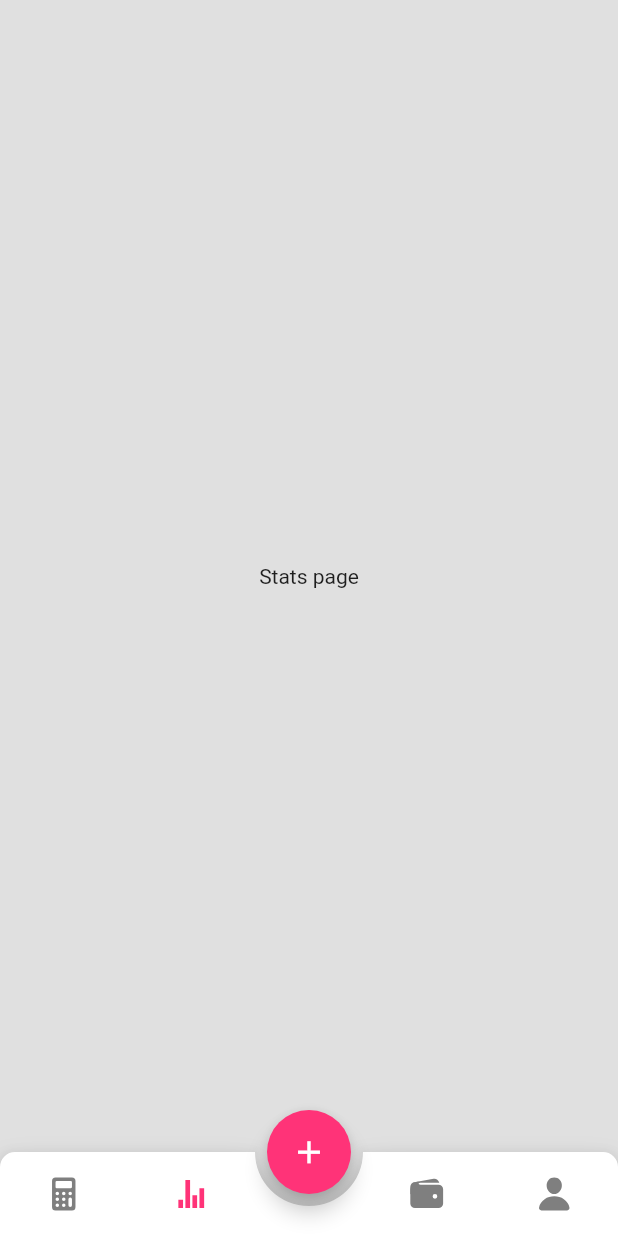
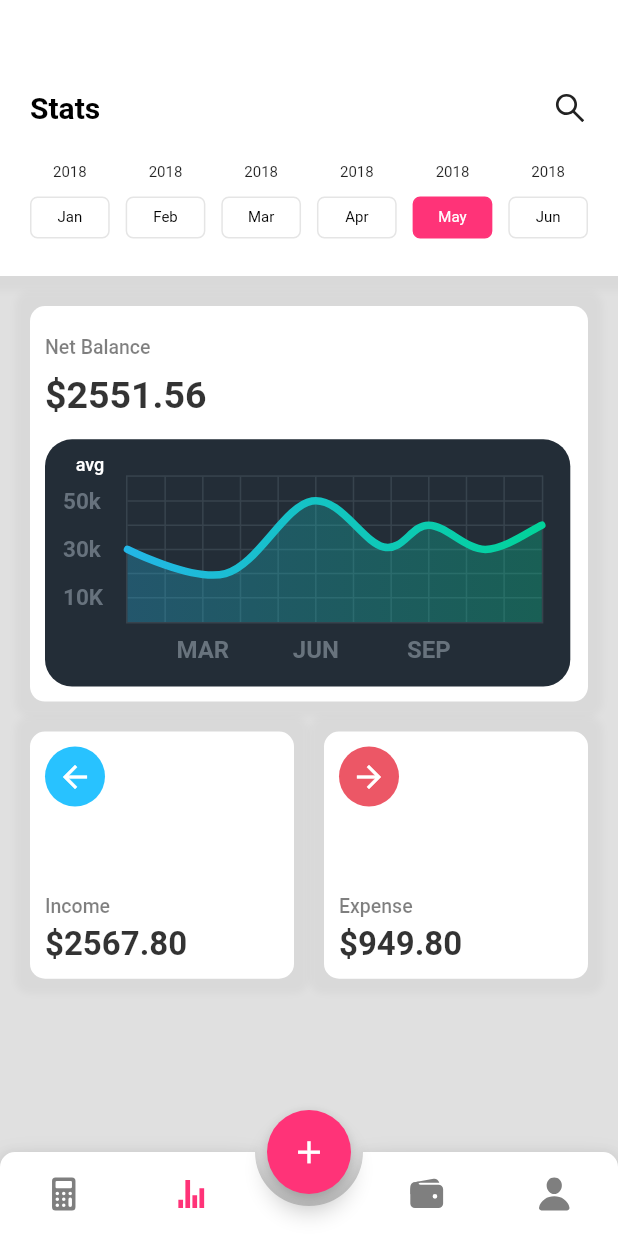
Before and after one commit to mustafasmnc/Expense_Tracker_UI, a Flutter app: the screen it shows after launch, item 2 of the bottom bar chosen, on a phone screen of 412 x 824 dp. Run offline on Flutter 3.47's test engine with Material 2 defaults, Android fonts, the phone set to English and light mode, and no system bars; drawn by our look-alikes of animated_bottom_navigation_bar, fl_chart; our stand-ins replace flutter_icons.

Commit message:
Stats Screen

```diff
--- a/lib/pages/root_app.dart
+++ b/lib/pages/root_app.dart
@@ -1,5 +1,6 @@
 import 'package:animated_bottom_navigation_bar/animated_bottom_navigation_bar.dart';
 import 'package:expense_tracker1/pages/daily_page.dart';
+import 'package:expense_tracker1/pages/stats_page.dart';
 import 'package:expense_tracker1/theme/colors.dart';
 import 'package:flutter/material.dart';
 import 'package:flutter_icons/flutter_icons.dart';
@@ -36,9 +37,7 @@ class _RootAppState extends State<RootApp> {
       index: pageIndex,
       children: [
         DailyPage(),
-        Center(
-          child: Text('Stats page'),
-        ),
+        StatsPage(),
         Center(
           child: Text('Budget page'),
         ),
--- /dev/null
+++ b/lib/pages/stats_page.dart
@@ -0,0 +1,245 @@
+import 'package:expense_tracker1/json/day_month.dart';
+import 'package:expense_tracker1/theme/colors.dart';
+import 'package:expense_tracker1/widgets/chart.dart';
+import 'package:fl_chart/fl_chart.dart';
+import 'package:flutter/material.dart';
+import 'package:flutter/src/foundation/key.dart';
+import 'package:flutter/src/widgets/framework.dart';
+import 'package:flutter_icons/flutter_icons.dart';
+
+class StatsPage extends StatefulWidget {
+  const StatsPage({Key? key}) : super(key: key);
+
+  @override
+  State<StatsPage> createState() => _StatsPageState();
+}
+
+class _StatsPageState extends State<StatsPage> {
+  int activeMonth = 4;
+  @override
+  Widget build(BuildContext context) {
+    return Scaffold(
+      body: getBody(),
+    );
+  }
+
+  Widget getBody() {
+    var size = MediaQuery.of(context).size;
+    List expense = [
+      {
+        "icon": Icons.arrow_back,
+        "color": blue,
+        "label": "Income",
+        "cost": "\$2567.80"
+      },
+      {
+        "icon": Icons.arrow_forward,
+        "color": red,
+        "label": "Expense",
+        "cost": "\$949.80"
+      }
+    ];
+    return SingleChildScrollView(
+      child: Column(
+        children: [
+          Container(
+            decoration: BoxDecoration(color: white, boxShadow: [
+              BoxShadow(
+                color: grey.withOpacity(0.1),
+                spreadRadius: 10,
+                blurRadius: 3,
+              )
+            ]),
+            child: Padding(
+              padding:
+                  EdgeInsets.only(top: 60, left: 20, right: 20, bottom: 25),
+              child: Column(
+                children: [
+                  Row(
+                    mainAxisAlignment: MainAxisAlignment.spaceBetween,
+                    children: [
+                      Text(
+                        'Stats',
+                        style: TextStyle(
+                            fontSize: 20,
+                            fontWeight: FontWeight.bold,
+                            color: black),
+                      ),
+                      Icon(AntDesign.search1)
+                    ],
+                  ),
+                  SizedBox(height: 25),
+                  Row(
+                      mainAxisAlignment: MainAxisAlignment.spaceBetween,
+                      children: List.generate(months.length, (index) {
+                        return GestureDetector(
+                          onTap: () {
+                            setState(() {
+                              activeMonth = index;
+                            });
+                          },
+                          child: Container(
+                            width: (size.width - 40) / 7,
+                            child: Column(
+                              children: [
+                                Text(months[index]['label'],
+                                    style: TextStyle(fontSize: 10)),
+                                SizedBox(height: 10),
+                                Container(
+                                  // width: 30,
+                                  // height: 30,
+                                  decoration: BoxDecoration(
+                                    color: activeMonth == index
+                                        ? primary
+                                        : Colors.transparent,
+                                    borderRadius: BorderRadius.circular(5),
+                                    border: Border.all(
+                                        color: activeMonth == index
+                                            ? primary
+                                            : black.withOpacity(0.1)),
+                                  ),
+                                  child: Center(
+                                      child: Padding(
+                                    padding: const EdgeInsets.symmetric(
+                                        horizontal: 12, vertical: 7),
+                                    child: Text(months[index]['day'],
+                                        style: TextStyle(
+                                            fontSize: 10,
+                                            color: activeMonth == index
+                                                ? white
+                                                : black)),
+                                  )),
+                                )
+                              ],
+                            ),
+                          ),
+                        );
+                      }))
+                ],
+              ),
+            ),
+          ),
+          SizedBox(height: 20),
+          Padding(
+            padding: EdgeInsets.symmetric(horizontal: 20),
+            child: Container(
+              width: double.infinity,
+              height: size.height * 0.32,
+              decoration: BoxDecoration(
+                  color: white,
+                  borderRadius: BorderRadius.circular(10),
+                  boxShadow: [
+                    BoxShadow(
+                      color: grey.withOpacity(0.1),
+                      spreadRadius: 10,
+                      blurRadius: 3,
+                    )
+                  ]),
+              child: Padding(
+                padding: const EdgeInsets.all(10),
+                child: Stack(
+                  children: [
+                    Padding(
+                      padding: const EdgeInsets.only(top: 10),
+                      child: Column(
+                        crossAxisAlignment: CrossAxisAlignment.start,
+                        children: [
+                          Text(
+                            'Net Balance',
+                            style: TextStyle(
+                                fontWeight: FontWeight.w500,
+                                fontSize: 13,
+                                color: black.withOpacity(0.5)),
+                          ),
+                          SizedBox(height: 10),
+                          Text(
+                            '\$2551.56',
+                            style: TextStyle(
+                                fontWeight: FontWeight.bold,
+                                fontSize: 25,
+                                color: black.withOpacity(0.8)),
+                          ),
+                        ],
+                      ),
+                    ),
+                    Positioned(
+                      bottom: 0,
+                      child: Container(
+                        width: size.width - 20,
+                        height: size.height * 0.2,
+                        child: LineChartSample2(),
+                      ),
+                    )
+                  ],
+                ),
+              ),
+            ),
+          ),
+          SizedBox(height: 20),
+          Wrap(
+            spacing: 20,
+            children: List.generate(expense.length, (index) {
+              return Container(
+                width: (size.width - 60) / 2,
+                height: size.height * 0.2,
+                decoration: BoxDecoration(
+                    color: white,
+                    borderRadius: BorderRadius.circular(10),
+                    boxShadow: [
+                      BoxShadow(
+                        color: grey.withOpacity(0.1),
+                        spreadRadius: 10,
+                        blurRadius: 3,
+                      )
+                    ]),
+                child: Padding(
+                  padding: EdgeInsets.symmetric(vertical: 10, horizontal: 10),
+                  child: Column(
+                    mainAxisAlignment: MainAxisAlignment.spaceBetween,
+                    crossAxisAlignment: CrossAxisAlignment.start,
+                    children: [
+                      Container(
+                        width: 40,
+                        height: 40,
+                        decoration: BoxDecoration(
+                            color: expense[index]['color'],
+                            shape: BoxShape.circle),
+                        child: Center(
+                          child: Icon(
+                            expense[index]['icon'],
+                            color: white,
+                          ),
+                        ),
+                      ),
+                      //Spacer(),
+                      Column(
+                        crossAxisAlignment: CrossAxisAlignment.start,
+                        children: [
+                          Text(
+                            expense[index]['label'],
+                            style: TextStyle(
+                                fontWeight: FontWeight.w500,
+                                fontSize: 13,
+                                color: black.withOpacity(0.5)),
+                          ),
+                          SizedBox(height: 5),
+                          Text(
+                            expense[index]['cost'],
+                            style: TextStyle(
+                                fontWeight: FontWeight.bold,
+                                fontSize: 22,
+                                color: black.withOpacity(0.8)),
+                          ),
+                        ],
+                      )
+                    ],
+                  ),
+                ),
+              );
+            }),
+          ),
+        ],
+      ),
+    );
+  }
+}
--- /dev/null
+++ b/lib/widgets/chart.dart
@@ -0,0 +1,305 @@
+import 'package:fl_chart/fl_chart.dart';
+import 'package:flutter/material.dart';
+
+class LineChartSample2 extends StatefulWidget {
+  const LineChartSample2({Key? key}) : super(key: key);
+
+  @override
+  _LineChartSample2State createState() => _LineChartSample2State();
+}
+
+class _LineChartSample2State extends State<LineChartSample2> {
+  List<Color> gradientColors = [
+    const Color(0xff23b6e6),
+    const Color(0xff02d39a),
+  ];
+
+  bool showAvg = false;
+
+  @override
+  Widget build(BuildContext context) {
+    return Stack(
+      children: <Widget>[
+        //AspectRatio(
+        //aspectRatio: 2.10,
+        //child:
+        Container(
+          width: MediaQuery.of(context).size.width * 0.85,
+          decoration: const BoxDecoration(
+              borderRadius: BorderRadius.all(
+                Radius.circular(18),
+              ),
+              color: Color(0xff232d37)),
+          child: Padding(
+            padding: const EdgeInsets.only(
+                right: 18.0, left: 12.0, top: 24, bottom: 12),
+            child: LineChart(
+              showAvg ? avgData() : mainData(),
+            ),
+          ),
+        ),
+        //),
+        SizedBox(
+          width: 60,
+          height: 34,
+          child: TextButton(
+            onPressed: () {
+              setState(() {
+                showAvg = !showAvg;
+              });
+            },
+            child: Text(
+              'avg',
+              style: TextStyle(
+                  fontSize: 12,
+                  color:
+                      showAvg ? Colors.white.withOpacity(0.5) : Colors.white),
+            ),
+          ),
+        ),
+      ],
+    );
+  }
+
+  Widget bottomTitleWidgets(double value, TitleMeta meta) {
+    const style = TextStyle(
+      color: Color(0xff68737d),
+      fontWeight: FontWeight.bold,
+      fontSize: 16,
+    );
+    Widget text;
+    switch (value.toInt()) {
+      case 2:
+        text = const Text('MAR', style: style);
+        break;
+      case 5:
+        text = const Text('JUN', style: style);
+        break;
+      case 8:
+        text = const Text('SEP', style: style);
+        break;
+      default:
+        text = const Text('', style: style);
+        break;
+    }
+
+    return SideTitleWidget(
+      axisSide: meta.axisSide,
+      space: 8.0,
+      child: text,
+    );
+  }
+
+  Widget leftTitleWidgets(double value, TitleMeta meta) {
+    const style = TextStyle(
+      color: Color(0xff67727d),
+      fontWeight: FontWeight.bold,
+      fontSize: 15,
+    );
+    String text;
+    switch (value.toInt()) {
+      case 1:
+        text = '10K';
+        break;
+      case 3:
+        text = '30k';
+        break;
+      case 5:
+        text = '50k';
+        break;
+      default:
+        return Container();
+    }
+
+    return Text(text, style: style, textAlign: TextAlign.left);
+  }
+
+  LineChartData mainData() {
+    return LineChartData(
+      gridData: FlGridData(
+        show: true,
+        drawVerticalLine: true,
+        horizontalInterval: 1,
+        verticalInterval: 1,
+        getDrawingHorizontalLine: (value) {
+          return FlLine(
+            color: const Color(0xff37434d),
+            strokeWidth: 1,
+          );
+        },
+        getDrawingVerticalLine: (value) {
+          return FlLine(
+            color: const Color(0xff37434d),
+            strokeWidth: 1,
+          );
+        },
+      ),
+      titlesData: FlTitlesData(
+        show: true,
+        rightTitles: AxisTitles(
+          sideTitles: SideTitles(showTitles: false),
+        ),
+        topTitles: AxisTitles(
+          sideTitles: SideTitles(showTitles: false),
+        ),
+        bottomTitles: AxisTitles(
+          sideTitles: SideTitles(
+            showTitles: true,
+            reservedSize: 30,
+            interval: 1,
+            getTitlesWidget: bottomTitleWidgets,
+          ),
+        ),
+        leftTitles: AxisTitles(
+          sideTitles: SideTitles(
+            showTitles: true,
+            interval: 1,
+            getTitlesWidget: leftTitleWidgets,
+            reservedSize: 42,
+          ),
+        ),
+      ),
+      borderData: FlBorderData(
+          show: true,
+          border: Border.all(color: const Color(0xff37434d), width: 1)),
+      minX: 0,
+      maxX: 11,
+      minY: 0,
+      maxY: 6,
+      lineBarsData: [
+        LineChartBarData(
+          spots: const [
+            FlSpot(0, 3),
+            FlSpot(2.6, 2),
+            FlSpot(4.9, 5),
+            FlSpot(6.8, 3.1),
+            FlSpot(8, 4),
+            FlSpot(9.5, 3),
+            FlSpot(11, 4),
+          ],
+          isCurved: true,
+          gradient: LinearGradient(
+            colors: gradientColors,
+            begin: Alignment.centerLeft,
+            end: Alignment.centerRight,
+          ),
+          barWidth: 5,
+          isStrokeCapRound: true,
+          dotData: FlDotData(
+            show: false,
+          ),
+          belowBarData: BarAreaData(
+            show: true,
+            gradient: LinearGradient(
+              colors: gradientColors
+                  .map((color) => color.withOpacity(0.3))
+                  .toList(),
+              begin: Alignment.centerLeft,
+              end: Alignment.centerRight,
+            ),
+          ),
+        ),
+      ],
+    );
+  }
+
+  LineChartData avgData() {
+    return LineChartData(
+      lineTouchData: LineTouchData(enabled: false),
+      gridData: FlGridData(
+        show: true,
+        drawHorizontalLine: true,
+        verticalInterval: 1,
+        horizontalInterval: 1,
+        getDrawingVerticalLine: (value) {
+          return FlLine(
+            color: const Color(0xff37434d),
+            strokeWidth: 1,
+          );
+        },
+        getDrawingHorizontalLine: (value) {
+          return FlLine(
+            color: const Color(0xff37434d),
+            strokeWidth: 1,
+          );
+        },
+      ),
+      titlesData: FlTitlesData(
+        show: true,
+        bottomTitles: AxisTitles(
+          sideTitles: SideTitles(
+            showTitles: true,
+            reservedSize: 30,
+            getTitlesWidget: bottomTitleWidgets,
+            interval: 1,
+          ),
+        ),
+        leftTitles: AxisTitles(
+          sideTitles: SideTitles(
+            showTitles: true,
+            getTitlesWidget: leftTitleWidgets,
+            reservedSize: 42,
+            interval: 1,
+          ),
+        ),
+        topTitles: AxisTitles(
+          sideTitles: SideTitles(showTitles: false),
+        ),
+        rightTitles: AxisTitles(
+          sideTitles: SideTitles(showTitles: false),
+        ),
+      ),
+      borderData: FlBorderData(
+          show: true,
+          border: Border.all(color: const Color(0xff37434d), width: 1)),
+      minX: 0,
+      maxX: 11,
+      minY: 0,
+      maxY: 6,
+      lineBarsData: [
+        LineChartBarData(
+          spots: const [
+            FlSpot(0, 3.44),
+            FlSpot(2.6, 3.44),
+            FlSpot(4.9, 3.44),
+            FlSpot(6.8, 3.44),
+            FlSpot(8, 3.44),
+            FlSpot(9.5, 3.44),
+            FlSpot(11, 3.44),
+          ],
+          isCurved: true,
+          gradient: LinearGradient(
+            colors: [
+              ColorTween(begin: gradientColors[0], end: gradientColors[1])
+                  .lerp(0.2)!,
+              ColorTween(begin: gradientColors[0], end: gradientColors[1])
+                  .lerp(0.2)!,
+            ],
+            begin: Alignment.centerLeft,
+            end: Alignment.centerRight,
+          ),
+          barWidth: 5,
+          isStrokeCapRound: true,
+          dotData: FlDotData(
+            show: false,
+          ),
+          belowBarData: BarAreaData(
+            show: true,
+            gradient: LinearGradient(
+              colors: [
+                ColorTween(begin: gradientColors[0], end: gradientColors[1])
+                    .lerp(0.2)!
+                    .withOpacity(0.1),
+                ColorTween(begin: gradientColors[0], end: gradientColors[1])
+                    .lerp(0.2)!
+                    .withOpacity(0.1),
+              ],
+              begin: Alignment.centerLeft,
+              end: Alignment.centerRight,
+            ),
+          ),
+        ),
+      ],
+    );
+  }
+}
```
